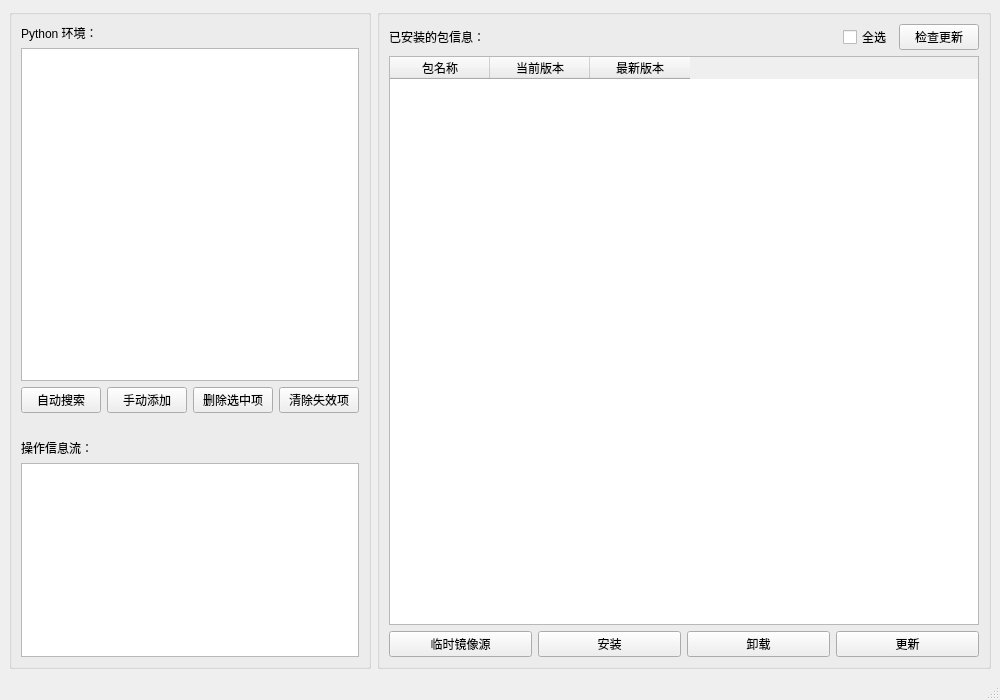
Before: the Qt Designer form AwesomePyKit/interface/packager.ui in hrpzcf/AwesomePyKit, drawn with Qt 5.
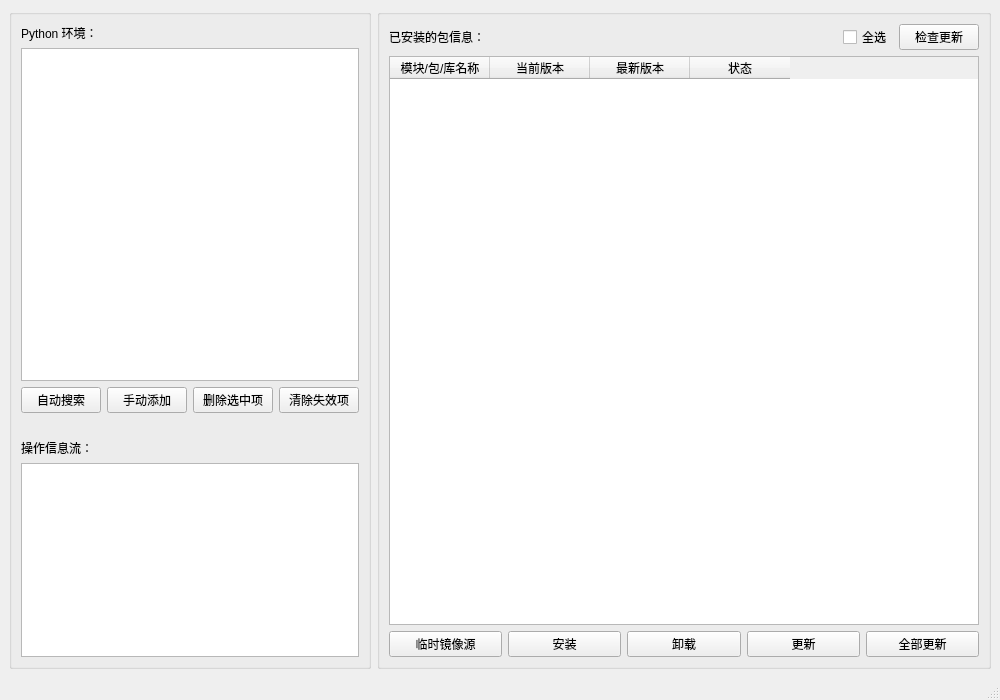
After: the same form once the commit is applied.

Commit message: feat: "Python包管理"界面增加"全部更新"按钮，表格增加"状态"列

What changed in the file:
```diff
--- a/AwesomePyKit/interface/packager.ui
+++ b/AwesomePyKit/interface/packager.ui
@@ -220,7 +220,7 @@
               <enum>QAbstractItemView::SelectRows</enum>
              </property>
              <property name="columnCount">
-              <number>3</number>
+              <number>4</number>
              </property>
              <attribute name="horizontalHeaderHighlightSections">
               <bool>false</bool>
@@ -230,7 +230,7 @@
              </attribute>
              <column>
               <property name="text">
-               <string>包名称</string>
+               <string>模块/包/库名称</string>
               </property>
              </column>
              <column>
@@ -243,6 +243,11 @@
                <string>最新版本</string>
               </property>
              </column>
+             <column>
+              <property name="text">
+               <string>状态</string>
+              </property>
+             </column>
             </widget>
            </item>
            <item>
@@ -275,6 +280,13 @@
                </property>
               </widget>
              </item>
+             <item>
+              <widget class="QPushButton" name="btn_up_grade_all">
+               <property name="text">
+                <string>全部更新</string>
+               </property>
+              </widget>
+             </item>
             </layout>
            </item>
           </layout>
```
The commit also changes 1 other file.
